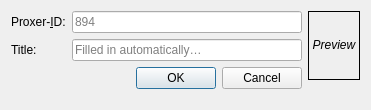
The window that gui/widgets/addanimedialog.ui (Skycoder42/AniRem) describes before a commit, drawn with Qt 5.
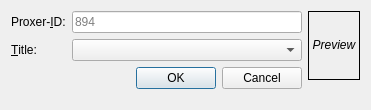
The same window after the commit.

```diff
--- a/gui/widgets/addanimedialog.ui
+++ b/gui/widgets/addanimedialog.ui
@@ -33,24 +33,20 @@
        </property>
       </widget>
      </item>
+     <item row="1" column="1">
+      <widget class="QComboBox" name="titleComboBox"/>
+     </item>
      <item row="1" column="0">
       <widget class="QLabel" name="titleLabel">
        <property name="text">
-        <string>Title: </string>
+        <string>&amp;Title:</string>
        </property>
-      </widget>
-     </item>
-     <item row="1" column="1">
-      <widget class="QLineEdit" name="titleLineEdit">
-       <property name="readOnly">
-        <bool>true</bool>
+       <property name="buddy">
+        <cstring>titleComboBox</cstring>
        </property>
-       <property name="placeholderText">
-        <string>Filled in automatically…</string>
-       </property>
       </widget>
      </item>
-     <item row="2" column="1">
+     <item row="2" column="0" colspan="2">
       <widget class="QDialogButtonBox" name="buttonBox">
        <property name="orientation">
         <enum>Qt::Horizontal</enum>
```
